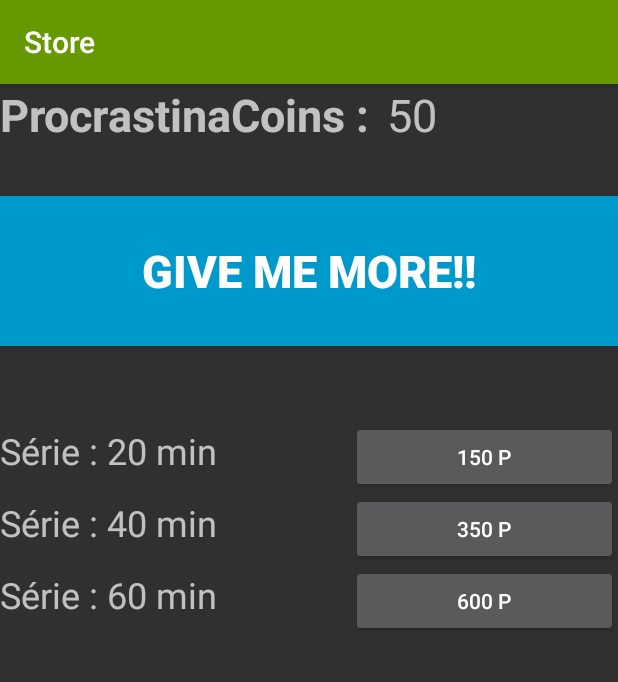
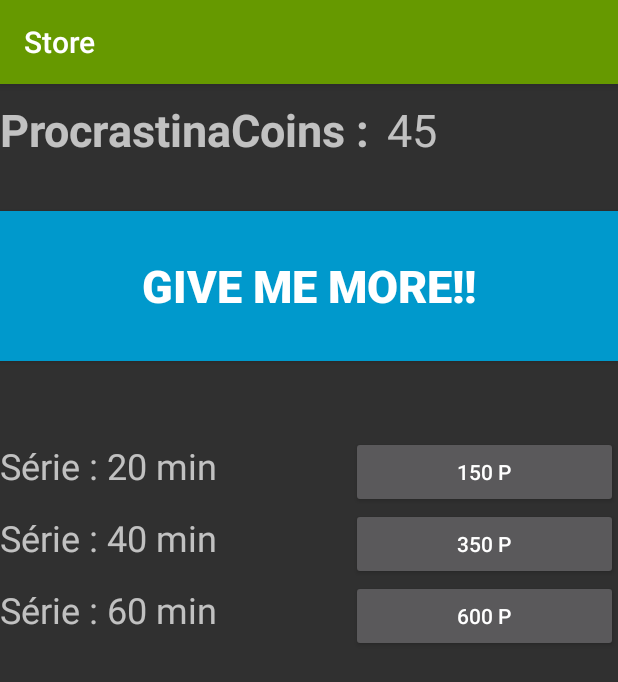
Before and after one commit to NVanvyve/UCLaConcentration, an Android app: the StoreActivity screen opened directly, with no data from a screen before it, after a tap on "GIVE ME MORE!!", on a phone screen of 412 x 824 dp. Shown: the top 682 px of the screen. Run offline under Robolectric (Android 15) with nearby library versions, the phone set to English and light mode, and no system bars.

Commit message:
Liste améliorée store + variable globale coins

```diff
--- a/UCLaConcentration/app/src/main/java/groupe/onze/uclaconcentration/MainActivity.java
+++ b/UCLaConcentration/app/src/main/java/groupe/onze/uclaconcentration/MainActivity.java
@@ -8,13 +8,19 @@ import android.widget.Button;
 
 public class MainActivity extends AppCompatActivity {
 
+    public static int procraCoins;
+
     @Override
     protected void onCreate(Bundle savedInstanceState) {
         super.onCreate(savedInstanceState);
         setContentView(R.layout.activity_main);
 
+        // Variable pour stocker les coins
+        procraCoins = 0;
+
         //Acces au store
         Button store = (Button) findViewById(R.id.button_store);
+        assert store != null;
         store.setOnClickListener(new View.OnClickListener() {
             @Override
             public void onClick(View v) {
--- a/UCLaConcentration/app/src/main/java/groupe/onze/uclaconcentration/StoreActivity.java
+++ b/UCLaConcentration/app/src/main/java/groupe/onze/uclaconcentration/StoreActivity.java
@@ -8,11 +8,12 @@ import android.widget.Button;
 import android.widget.TextView;
 import android.widget.Toast;
 
+import java.util.Random;
+
 
 public class StoreActivity extends AppCompatActivity {
 
     TextView money;
-    int coins;
     Button more;
     Button serie20;
     Button serie40;
@@ -24,6 +25,8 @@ public class StoreActivity extends AppCompatActivity {
     int waiting;
     long last_purchase;
 
+    Random rand;
+
 
     @Override
     public void onCreate(Bundle savedInstanceState) {
@@ -31,14 +34,12 @@ public class StoreActivity extends AppCompatActivity {
         setContentView(R.layout.activity_store);
 
         //test alexis notif
-        context=getApplicationContext();
-        NotificationsSys.sendNotif(context,"test title store","test description store",MainActivity.class);
-        //
+        //context=getApplicationContext();
+        //NotificationsSys.sendNotif(context,"test title store","test description store",MainActivity.class);
 
-        coins = 0;
         waiting = 10000;
 
-
+        rand = new Random(System.currentTimeMillis());
 
         money = (TextView) findViewById(R.id.var_coin);
         more = (Button) findViewById(R.id.moremoney);
@@ -46,14 +47,15 @@ public class StoreActivity extends AppCompatActivity {
         serie40 = (Button) findViewById(R.id.button40min);
         serie60 = (Button) findViewById(R.id.button60min);
 
-        money.setText(coins+"");
+        money.setText(MainActivity.procraCoins+"");
 
         more.setOnClickListener(new View.OnClickListener() {
 
             @Override
             public void onClick(View v) {
-                coins = coins + 50;
-                money.setText(coins+"");
+                // En attendant une conversion du temps en coins
+                MainActivity.procraCoins += 20 + rand.nextInt(30);
+                money.setText(MainActivity.procraCoins+"");;
             }
         });
 
@@ -62,12 +64,12 @@ public class StoreActivity extends AppCompatActivity {
             @Override
             public void onClick(View v) {
                 int cost  = 150;
-                if(cost<=coins && ((System.currentTimeMillis() - last_purchase)>=waiting)) {
+                if(cost<=(MainActivity.procraCoins) && ((System.currentTimeMillis() - last_purchase)>=waiting)) {
                     last_purchase = System.currentTimeMillis();
-                    coins = coins - cost;
-                    money.setText(coins + "");
+                    MainActivity.procraCoins -= cost;
+                    money.setText(MainActivity.procraCoins+"");;
                 }
-                else if(cost>=coins){
+                else if(cost>= MainActivity.procraCoins){
                     context = getApplicationContext();
                     Toast toast = Toast.makeText(context, text, duration);
                     toast.show();
@@ -85,12 +87,12 @@ public class StoreActivity extends AppCompatActivity {
             @Override
             public void onClick(View v) {
                 int cost  = 350;
-                if(cost<=coins && ((System.currentTimeMillis() - last_purchase)>=waiting)) {
+                if(cost<=(MainActivity.procraCoins) && ((System.currentTimeMillis() - last_purchase)>=waiting)) {
                     last_purchase = System.currentTimeMillis();
-                    coins = coins - cost;
-                    money.setText(coins + "");
+                    MainActivity.procraCoins -= cost;
+                    money.setText(MainActivity.procraCoins+"");;
                 }
-                else if(cost>=coins){
+                else if(cost>=(MainActivity.procraCoins)){
                     context = getApplicationContext();
                     Toast toast = Toast.makeText(context, text, duration);
                     toast.show();
@@ -108,12 +110,12 @@ public class StoreActivity extends AppCompatActivity {
             @Override
             public void onClick(View v) {
                 int cost  = 600;
-                if(cost<=coins && ((System.currentTimeMillis() - last_purchase)>=waiting)) {
+                if(cost<=(MainActivity.procraCoins) && ((System.currentTimeMillis() - last_purchase)>=waiting)) {
                     last_purchase = System.currentTimeMillis();
-                    coins = coins - cost;
-                    money.setText(coins + "");
+                    MainActivity.procraCoins -=cost;
+                    money.setText(MainActivity.procraCoins+"");;
                 }
-                else if(cost>=coins){
+                else if(cost>=(MainActivity.procraCoins)){
                     context = getApplicationContext();
                     Toast toast = Toast.makeText(context, text, duration);
                     toast.show();
@@ -125,17 +127,5 @@ public class StoreActivity extends AppCompatActivity {
                 }
             }
         });
-
-
-
-
-
-
-
-
-
-
     }
-
-
 }
--- a/UCLaConcentration/app/src/main/res/layout/activity_store.xml
+++ b/UCLaConcentration/app/src/main/res/layout/activity_store.xml
@@ -3,6 +3,10 @@
     xmlns:app="http://schemas.android.com/apk/res-auto"
     android:orientation="vertical" android:layout_width="match_parent"
     android:layout_height="match_parent">
+
+    <Space
+        android:layout_width="match_parent"
+        android:layout_height="10sp" />
 
     <LinearLayout
         android:orientation="horizontal"
@@ -54,10 +58,19 @@
         android:layout_width="match_parent"
         android:layout_height="50sp" />
 
+    <ScrollView
+        android:layout_width="match_parent"
+        android:layout_height="match_parent">
+
+        <LinearLayout
+            android:orientation="vertical"
+            android:layout_width="match_parent"
+            android:layout_height="wrap_content">
+
             <LinearLayout
                 android:orientation="horizontal"
                 android:layout_width="match_parent"
-        android:layout_height="wrap_content">
+                android:layout_height="match_parent">
 
                 <TextView
                     android:text="@string/serie20"
@@ -80,7 +93,7 @@
             <LinearLayout
                 android:orientation="horizontal"
                 android:layout_width="match_parent"
-        android:layout_height="wrap_content">
+                android:layout_height="match_parent">
 
                 <TextView
                     android:text="@string/serie40"
@@ -126,3 +139,6 @@
             </LinearLayout>
 
         </LinearLayout>
+    </ScrollView>
+
+</LinearLayout>
```
Lines whose indentation alone changed are shown as unchanged.
